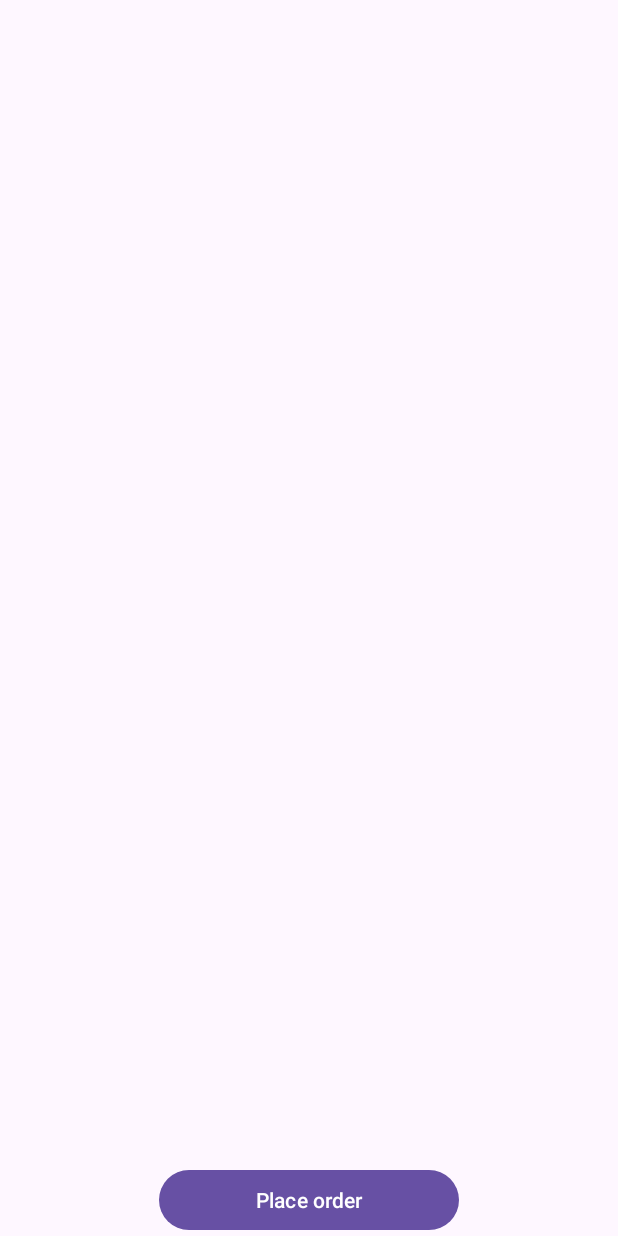
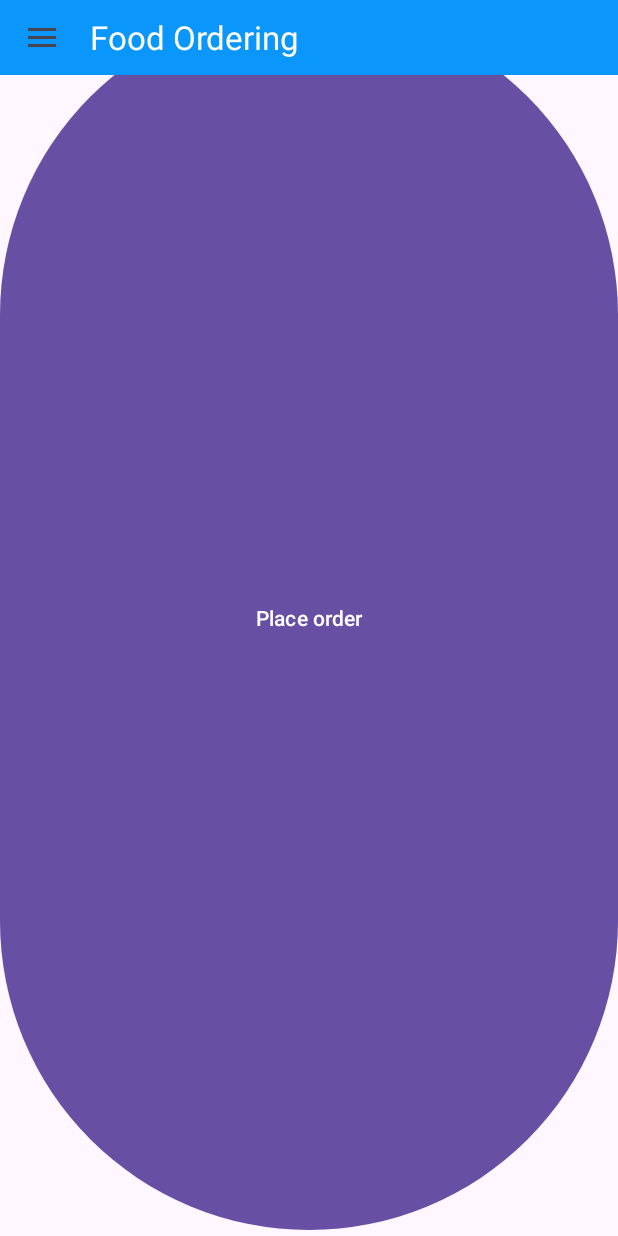
Before and after one commit to MarkjoinedGit/day-10-actions, an Android app: the screen it shows after launch (MainActivity), on a phone screen of 412 x 824 dp. Run offline under Robolectric (Android 15) with nearby library versions, the phone set to English and light mode, and no system bars; our stand-ins replace AdMob; libraries missing offline, so code that uses them is left out: org.chromium.net, org.java_websocket, org.java_websocket.client, org.java_websocket.handshake; pictures from the network do not load; 7 statements that could not run were skipped.

Commit message:
create drawer

```diff
--- a/Day_10_Actions_App/app/src/main/java/com/example/day_10_action_app/MainActivity.java
+++ b/Day_10_Actions_App/app/src/main/java/com/example/day_10_action_app/MainActivity.java
@@ -1,10 +1,14 @@
 package com.example.day_10_action_app;
 
+import androidx.annotation.NonNull;
 import androidx.annotation.RequiresApi;
+import androidx.appcompat.app.ActionBarDrawerToggle;
 import androidx.appcompat.app.AppCompatActivity;
+import androidx.appcompat.widget.Toolbar;
 import androidx.core.app.ActivityCompat;
 import androidx.core.app.NotificationCompat;
 import androidx.core.app.NotificationManagerCompat;
+import androidx.drawerlayout.widget.DrawerLayout;
 
 import android.Manifest;
 import android.app.NotificationChannel;
@@ -15,6 +19,7 @@ import android.net.Uri;
 import android.os.Build;
 import android.os.Bundle;
 import android.util.Log;
+import android.view.MenuItem;
 import android.view.View;
 
 import com.example.day_10_action_app.fragment.FoodOrderFragment;
@@ -23,6 +28,7 @@ import com.example.day_10_action_app.fragment.placeholder.PlaceholderContent;
 import com.example.day_10_action_app.socket.OrderSocket;
 import com.example.day_10_action_app.utility.ServerUtility;
 import com.google.android.gms.ads.identifier.AdvertisingIdClient;
+import com.google.android.material.navigation.NavigationView;
 
 import org.chromium.net.CronetEngine;
 import org.chromium.net.CronetException;
@@ -39,7 +45,7 @@ import java.nio.ByteBuffer;
 import java.util.List;
 import java.util.concurrent.Executors;
 
-public class MainActivity extends AppCompatActivity {
+public class MainActivity extends AppCompatActivity implements NavigationView.OnNavigationItemSelectedListener{
 
     private OrderSocket orderSocket;
     private int FOOD_NAME_INDEX = 0;
@@ -49,6 +55,18 @@ public class MainActivity extends AppCompatActivity {
     protected void onCreate(Bundle savedInstanceState) {
         super.onCreate(savedInstanceState);
         setContentView(R.layout.activity_main);
+
+        Toolbar toolbar = findViewById(R.id.toolbar);
+        setSupportActionBar(toolbar);
+
+        DrawerLayout drawerLayout = findViewById(R.id.drawer);
+        ActionBarDrawerToggle toggle = new ActionBarDrawerToggle(this, drawerLayout, toolbar, R.string.open_drawer,
+                R.string.close_drawer);
+        drawerLayout.addDrawerListener(toggle);
+        toggle.syncState();
+
+        NavigationView navView = findViewById(R.id.nav_view);
+        navView.setNavigationItemSelectedListener(this);
     }
 
     @Override
@@ -204,4 +222,11 @@ public class MainActivity extends AppCompatActivity {
             e.printStackTrace();
         }
     }
+    @Override
+    public boolean onNavigationItemSelected(@NonNull MenuItem item) {
+        if (item.getItemId() == R.id.about_us) {
+            startActivity(new Intent(this, AboutUsActivity.class));
+        }
+        return false;
+    }
 }
--- a/Day_10_Actions_App/app/src/main/java/com/example/day_10_action_app/utility/ServerUtility.java
+++ b/Day_10_Actions_App/app/src/main/java/com/example/day_10_action_app/utility/ServerUtility.java
@@ -7,7 +7,7 @@ import com.example.day_10_action_app.R;
 
 public class ServerUtility {
 
-    private static String ip = "172.16.1.190:8080";
+    private static String ip = "172.16.1.189:8080";
     private static String server_url = "http://"+ip+"/";
     private static String ws_url = "ws://"+ip+"/";
 
--- a/Day_10_Actions_App/app/src/main/res/layout/activity_main.xml
+++ b/Day_10_Actions_App/app/src/main/res/layout/activity_main.xml
@@ -6,7 +6,10 @@
     android:layout_width="match_parent"
     android:layout_height="match_parent"
     tools:context=".MainActivity">
-
+    <androidx.drawerlayout.widget.DrawerLayout
+        android:layout_width="match_parent"
+        android:layout_height="match_parent"
+        android:id="@+id/drawer">
         <androidx.fragment.app.FragmentContainerView
             android:id="@+id/food_list"
             android:layout_width="match_parent"
@@ -14,7 +17,6 @@
             app:layout_constraintTop_toTopOf="parent"
             app:layout_constraintBottom_toTopOf="@+id/button"
             android:name="com.example.day_10_action_app.fragment.FoodOrderFragment"/>
-
         <Button
             android:id="@+id/button"
             android:layout_width="200dp"
@@ -24,5 +26,30 @@
             app:layout_constraintEnd_toEndOf="parent"
             app:layout_constraintStart_toStartOf="parent"
             android:onClick="onPlaceOrder"/>
+        <com.google.android.material.navigation.NavigationView
+            android:layout_width="match_parent"
+            android:layout_height="match_parent"
+            app:menu="@menu/navigation"
+            android:fitsSystemWindows="true"
+            android:layout_gravity="start"
+            android:paddingTop="50dp"
+            android:id="@+id/nav_view">
+
+        </com.google.android.material.navigation.NavigationView>
+    </androidx.drawerlayout.widget.DrawerLayout>
+
+    <com.google.android.material.appbar.AppBarLayout
+        android:layout_width="match_parent"
+        android:layout_height="wrap_content"
+        app:layout_constraintTop_toTopOf="parent"
+        android:background="@color/primary">
+        <androidx.appcompat.widget.Toolbar
+            android:layout_width="match_parent"
+            android:layout_height="50dp"
+            app:titleTextColor="@color/white"
+            android:id="@+id/toolbar">
+        </androidx.appcompat.widget.Toolbar>
+
+    </com.google.android.material.appbar.AppBarLayout>
 
 </androidx.constraintlayout.widget.ConstraintLayout>
--- /dev/null
+++ b/Day_10_Actions_App/app/src/main/res/menu/navigation.xml
@@ -0,0 +1,8 @@
+<?xml version="1.0" encoding="utf-8"?>
+<menu xmlns:android="http://schemas.android.com/apk/res/android">
+    <group>
+        <item
+            android:id="@+id/about_us"
+            android:title="Về chúng tôi"/>
+    </group>
+</menu>
--- a/Day_10_Actions_App/app/src/main/res/values/colors.xml
+++ b/Day_10_Actions_App/app/src/main/res/values/colors.xml
@@ -2,4 +2,10 @@
 <resources>
     <color name="black">#FF000000</color>
     <color name="white">#FFFFFFFF</color>
+    <color name="primary">#0A96FA</color>
+    <color name="secondary">#0A4AFA</color>
+    <color name="hightlight_blue">#0AE2FA</color>
+    <color name="hightlight_green">#0AFAC2</color>
+    <color name="primary_dark">#160AFA</color>
+    <color name="gray">#C0C0C0</color>
 </resources>
```
Also changed, not shown: Day_10_Actions_App/app/src/main/AndroidManifest.xml (+7 -4 lines), Day_10_Actions_App/app/src/main/java/com/example/day_10_action_app/AboutUsActivity.java (added, +19 -0 lines), Day_10_Actions_App/app/src/main/res/layout/activity_about_us.xml (added, +212 -0 lines), Day_10_Actions_App/app/src/main/res/values/strings.xml (+10 -2 lines), Day_10_Actions_App/app/src/main/res/drawable/leader.png (added), Day_10_Actions_App/app/src/main/res/drawable/member01.png (added), Day_10_Actions_App/app/src/main/res/drawable/member02.png (added), 6 other files. Lines whose indentation alone changed are shown as unchanged.
